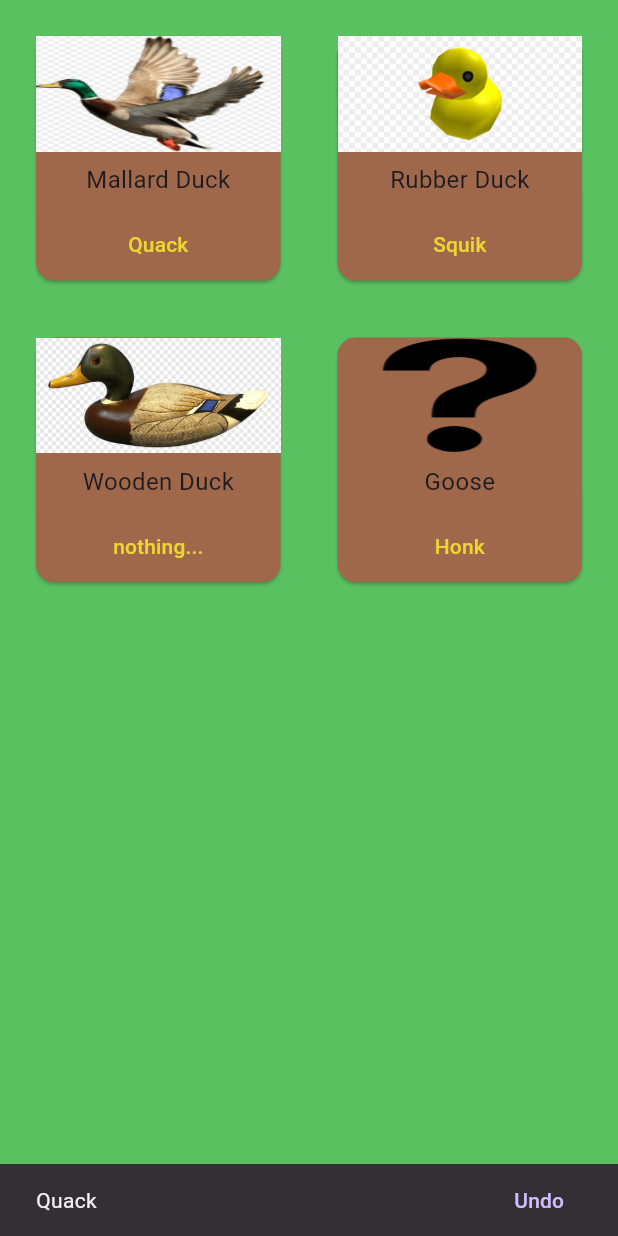
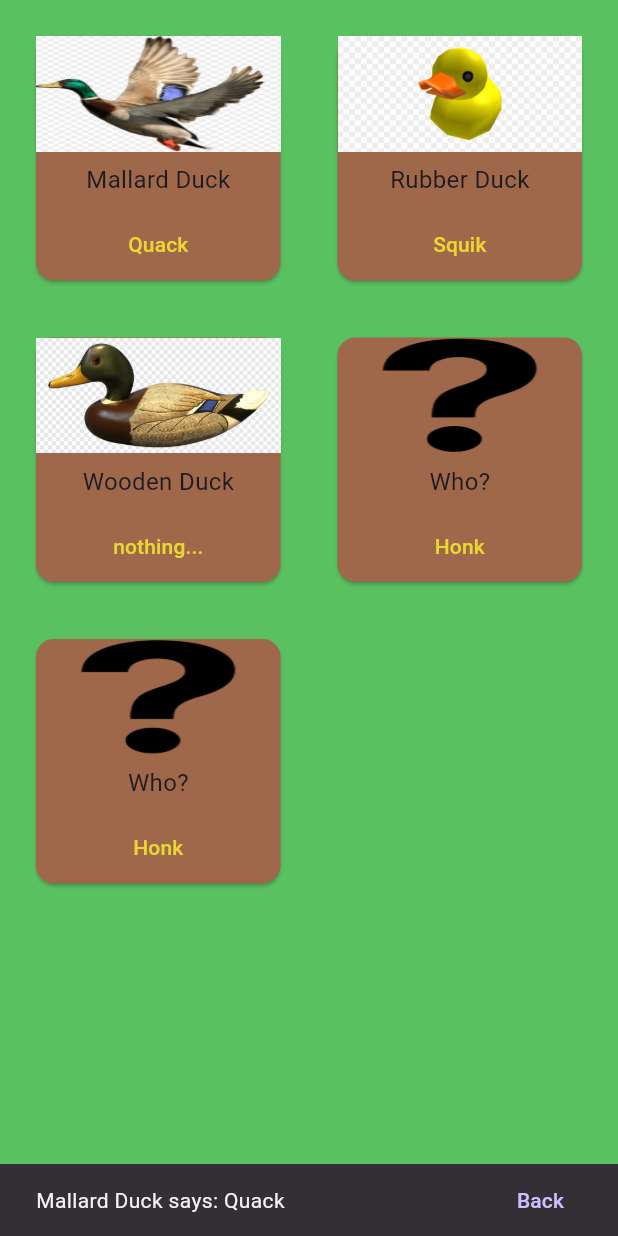
Before and after one commit to DanyloSus/second_project, a Flutter app: the screen it shows after launch, after a tap on "Quack", on a phone screen of 412 x 824 dp. Run offline on Flutter 3.47's test engine with Material 3 defaults, Android fonts, the phone set to English and light mode, and no system bars.

Commit message:
Alt world

```diff
--- a/lib/classes/bird_factory.dart
+++ b/lib/classes/bird_factory.dart
@@ -1,6 +1,6 @@
 import 'package:second_project/classes/duck.dart';
-import 'package:second_project/classes/goose.dart';
-import 'package:second_project/classes/goose_adapter.dart';
+// import 'package:second_project/classes/goose.dart';
+// import 'package:second_project/classes/goose_adapter.dart';
 
 // factory
 class BirdFactory {
@@ -9,10 +9,10 @@ class BirdFactory {
     return Duck(sound, name: name, image: image, canFly: canFly);
   }
 
-  Duck createGoose(sound, {required name, image = "question", canFly}) {
-    // default value
-    return GooseAdapter(
-        Goose(sound, name: name, image: image, canFly: canFly), sound,
-        name: name);
-  }
+  // Duck createGoose(sound, {required name, image = "question", canFly}) {
+  //   // default value
+  //   return GooseAdapter(
+  //       Goose(sound, name: name, image: image, canFly: canFly), sound,
+  //       name: name);
+  // }
 }
--- a/lib/classes/bird_mixer.dart
+++ b/lib/classes/bird_mixer.dart
@@ -15,4 +15,11 @@ mixin BirdMixer {
 
   set canFly(bool? newState) => _canFly = newState;
   bool? get canFly => _canFly;
+
+  Map<String, dynamic> get allDetails => {
+        "name": name,
+        "sound": sound,
+        "image": image,
+        "canFly": canFly,
+      };
 }
--- a/lib/classes/duck.dart
+++ b/lib/classes/duck.dart
@@ -1,7 +1,15 @@
 import 'package:second_project/classes/bird_mixer.dart';
 
 class Duck with BirdMixer {
-  Duck(sound, {required name, image = "question", canFly}) {
+  factory Duck(sound, {required name, image = "question", canFly}) {
+    if (name == "duck" || name == "Duck") {
+      throw ArgumentError("Duck has its type ;<");
+    }
+
+    return Duck._internal(sound, name: name, image: image, canFly: canFly);
+  }
+
+  Duck._internal(sound, {required name, image = "question", canFly}) {
     // default value
     // initial
     this.sound = sound;
@@ -16,5 +24,12 @@ class Duck with BirdMixer {
     assert(this.canFly != null);
   }
 
-  String? get quack => sound; // closure
+  Function quack(String message) {
+    return (String byWho) => "$byWho says: $message";
+  }
+
+  Function countOfQuacks() {
+    int i = 0;
+    return () => i + 1;
+  } // closure
 }
--- a/lib/classes/goose.dart
+++ b/lib/classes/goose.dart
@@ -1,20 +1,20 @@
-import 'package:second_project/classes/bird_mixer.dart';
+// import 'package:second_project/classes/bird_mixer.dart';
 
-class Goose with BirdMixer {
-  Goose(sound, {required name, image = "question", canFly}) {
-    // default value
-    // initial
-    this.sound = sound;
-    this.name = name;
-    this.image = image;
-    this.canFly = canFly ?? true; // sugar
+// class Goose with BirdMixer {
+//   Goose(sound, {required name, image = "question", canFly}) {
+//     // default value
+//     // initial
+//     this.sound = sound;
+//     this.name = name;
+//     this.image = image;
+//     this.canFly = canFly ?? true; // sugar
 
-    // asserts
-    assert(this.sound != null);
-    assert(this.name != null);
-    assert(this.image != null);
-    assert(this.canFly != null);
-  }
+//     // asserts
+//     assert(this.sound != null);
+//     assert(this.name != null);
+//     assert(this.image != null);
+//     assert(this.canFly != null);
+//   }
 
-  String? get honk => sound; // closure
-}
+//   String? get honk => sound; // closure
+// }
--- a/lib/classes/goose_adapter.dart
+++ b/lib/classes/goose_adapter.dart
@@ -1,12 +1,12 @@
-import 'package:second_project/classes/duck.dart';
-import 'package:second_project/classes/goose.dart';
+// import 'package:second_project/classes/duck.dart';
+// import 'package:second_project/classes/goose.dart';
 
-class GooseAdapter extends Duck {
-  GooseAdapter(this.goose, sound, {required name})
-      : super(sound, name: name); // sugar
+// class GooseAdapter extends Duck {
+//   GooseAdapter(this.goose, sound, {required name})
+//       : super(sound, name: name); // sugar
 
-  Goose goose;
+//   Goose goose;
 
-  @override
-  String? get quack => goose.honk; // closure
-}
+//   @override
+//   String? get quack => goose.honk; // closure
+// }
--- a/lib/data/ducks.dart
+++ b/lib/data/ducks.dart
@@ -5,11 +5,23 @@ import '../classes/duck.dart';
 BirdFactory birdFactory = BirdFactory();
 
 // collections
-List<Duck>? duckArray = [
+// List<Duck>? duckArray = [
+//   birdFactory.createDuck("Quack", name: "Mallard Duck", image: "mallard"),
+//   birdFactory.createDuck("Squik",
+//       name: "Rubber Duck", canFly: false, image: "rubber"),
+//   birdFactory.createDuck("nothing...",
+//       name: "Wooden Duck", canFly: false, image: "wooden"),
+//   // birdFactory.createGoose("Honk", name: "Goose")
+//   birdFactory.createDuck("Honk", name: "Who?")
+// ];
+
+Set<Duck>? duckArray = {
   birdFactory.createDuck("Quack", name: "Mallard Duck", image: "mallard"),
   birdFactory.createDuck("Squik",
       name: "Rubber Duck", canFly: false, image: "rubber"),
   birdFactory.createDuck("nothing...",
       name: "Wooden Duck", canFly: false, image: "wooden"),
-  birdFactory.createGoose("Honk", name: "Goose")
-];
+  // birdFactory.createGoose("Honk", name: "Goose")
+  birdFactory.createDuck("Honk", name: "Who?"),
+  birdFactory.createDuck("Honk", name: "Who?"),
+};
--- a/lib/main.dart
+++ b/lib/main.dart
@@ -32,13 +32,15 @@ class MyApp extends StatelessWidget {
             padding: const EdgeInsets.all(20),
             children: [
               // lambda & sugar
-              ...?duckArray!.map((e) => (DuckContainer(
-                    e.sound!,
-                    name: e.name!,
-                    canFly: e.canFly!,
-                    image: e.image!,
-                    quack: e.quack!,
-                  ))),
+              ...duckArray!.map(
+                (e) => (DuckContainer(
+                  e.allDetails["sound"],
+                  name: e.allDetails["name"]!,
+                  canFly: e.allDetails["canFly"],
+                  image: e.allDetails["image"],
+                  quack: e.quack(e.sound!),
+                )),
+              ),
             ],
           ),
         ),
--- a/lib/widgets/duck_container.dart
+++ b/lib/widgets/duck_container.dart
@@ -1,16 +1,18 @@
 import 'package:flutter/material.dart';
 
 class DuckContainer extends StatefulWidget {
-  const DuckContainer(this.sound,
-      {required this.name,
-      this.image = "question", // default value
-      required this.canFly,
-      required this.quack,
-      super.key});
+  const DuckContainer(
+    this.sound, {
+    required this.name,
+    this.image = "question", // default value
+    required this.canFly,
+    required this.quack,
+    super.key,
+  });
 
   // get all values
   final String sound;
-  final String quack;
+  final Function quack;
   final String name;
   final String image;
   final bool canFly;
@@ -26,12 +28,16 @@ class _DuckContainerState extends State<DuckContainer> {
 
     // snackbar
     final snackBar = SnackBar(
-      content: Text(widget.quack),
+      content: Text(widget.quack(widget.name)),
       action: SnackBarAction(
-        label: 'Undo',
+        label: 'Back',
         onPressed: () {}, // lambda
       ),
     );
+
+    void onClickFunc() {
+      ScaffoldMessenger.of(context).showSnackBar(snackBar);
+    }
 
     return Card(
       color: const Color.fromARGB(255, 159, 104, 74),
@@ -52,9 +58,7 @@ class _DuckContainerState extends State<DuckContainer> {
             ),
           ),
           TextButton(
-              onPressed: () => // lambda
-                  // call snackbar
-                  ScaffoldMessenger.of(context).showSnackBar(snackBar),
+              onPressed: onClickFunc,
               child: Text(
                 widget.sound,
                 style: const TextStyle(
```
